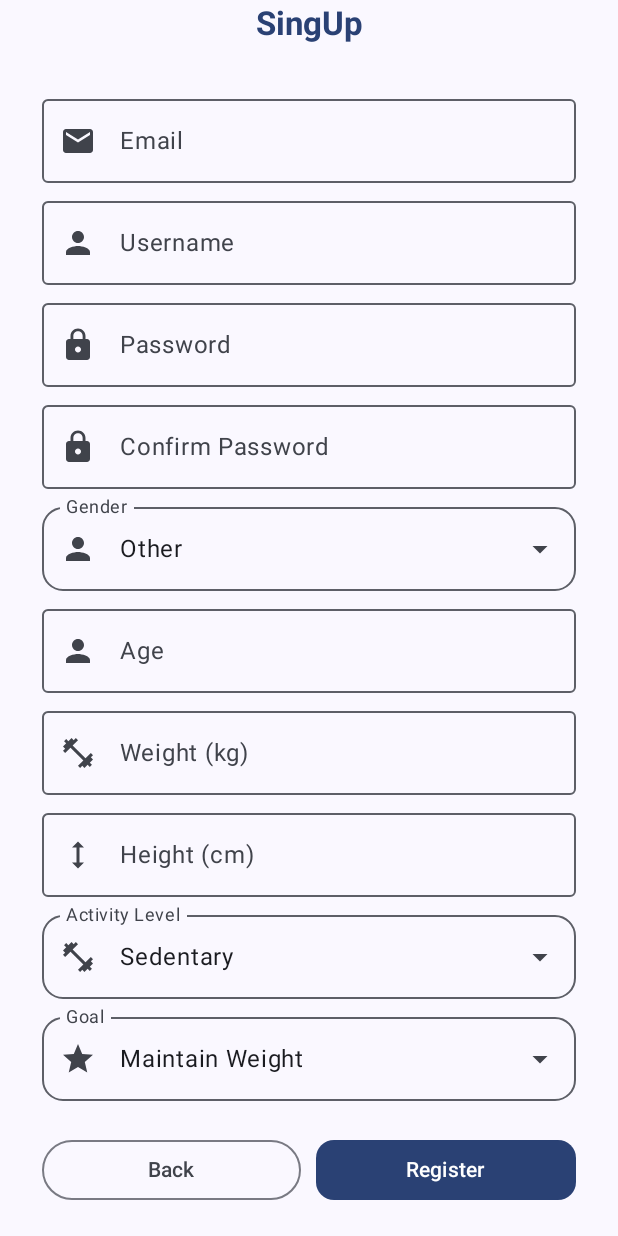
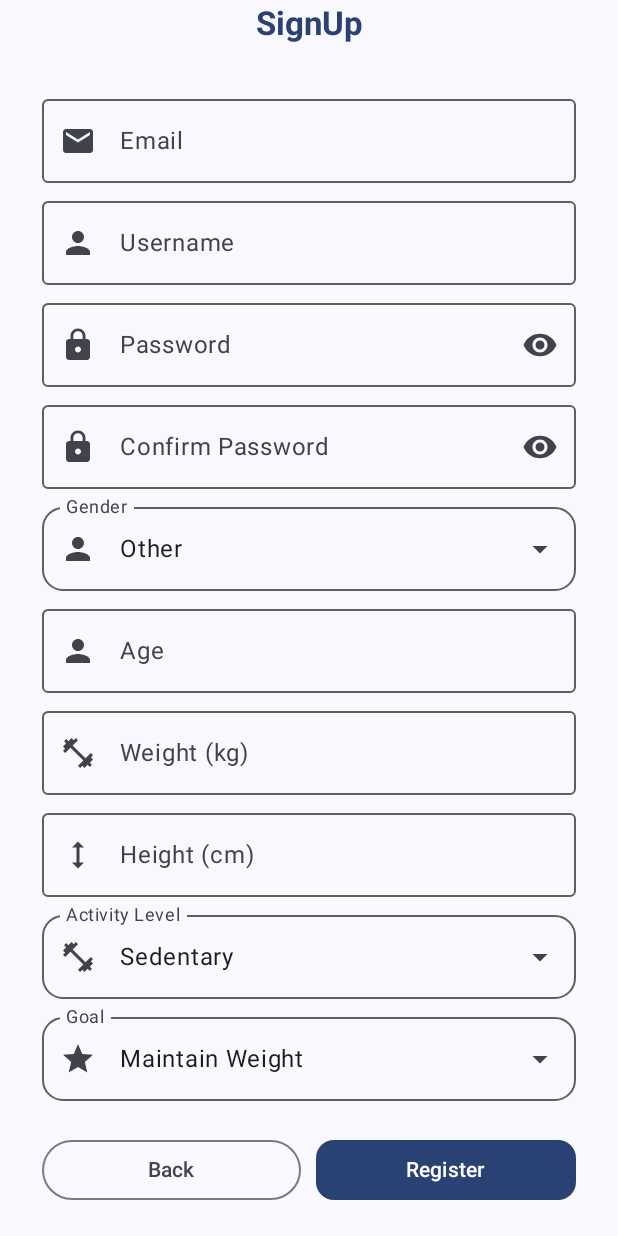
Before and after one commit to kolia202/Programmazione-Mobile, an Android app built with Jetpack Compose: the SignUpScreen screen opened through its navigation route, scrolled down 200 dp, on a phone screen of 412 x 824 dp. Run offline under Robolectric (Android 15) with nearby library versions, the phone set to English and light mode, and no system bars; our stand-ins replace Room's generated code.

Commit message:
register and login finish

```diff
--- a/app/src/main/java/com/example/myfitplan/ui/screens/login/LoginScreen.kt
+++ b/app/src/main/java/com/example/myfitplan/ui/screens/login/LoginScreen.kt
@@ -1,14 +1,16 @@
 package com.example.myfitplan.ui.screens.login
 
 import androidx.compose.foundation.Image
+import androidx.compose.foundation.background
 import androidx.compose.foundation.clickable
-import androidx.compose.foundation.background
 import androidx.compose.foundation.layout.*
 import androidx.compose.foundation.shape.CircleShape
 import androidx.compose.foundation.shape.RoundedCornerShape
 import androidx.compose.material.icons.Icons
 import androidx.compose.material.icons.filled.Email
 import androidx.compose.material.icons.filled.Lock
+import androidx.compose.material.icons.filled.Visibility
+import androidx.compose.material.icons.filled.VisibilityOff
 import androidx.compose.material3.*
 import androidx.compose.runtime.*
 import androidx.compose.ui.Alignment
@@ -17,6 +19,7 @@ import androidx.compose.ui.draw.clip
 import androidx.compose.ui.res.painterResource
 import androidx.compose.ui.text.font.FontWeight
 import androidx.compose.ui.text.input.PasswordVisualTransformation
+import androidx.compose.ui.text.input.VisualTransformation
 import androidx.compose.ui.unit.dp
 import androidx.compose.ui.unit.sp
 import androidx.navigation.NavController
@@ -31,6 +34,25 @@ fun LoginScreen(navController: NavController) {
 
     var email by remember { mutableStateOf("") }
     var password by remember { mutableStateOf("") }
+    var passwordVisible by remember { mutableStateOf(false) }
+    var rememberMe by remember { mutableStateOf(false) }
+    var initialLoad by remember { mutableStateOf(true) }
+
+    LaunchedEffect(Unit) {
+        if (initialLoad) {
+            val user = viewModel.loadLastUser()
+            if (user != null) {
+                email = user.email
+                password = user.password
+                rememberMe = true
+            } else {
+                email = ""
+                password = ""
+                rememberMe = false
+            }
+            initialLoad = false
+        }
+    }
 
     if (state.success) {
         LaunchedEffect(Unit) {
@@ -66,14 +88,13 @@ fun LoginScreen(navController: NavController) {
                 Box(
                     modifier = Modifier
                         .size(130.dp)
-                        .clip(CircleShape)
                         .background(MaterialTheme.colorScheme.primaryContainer.copy(alpha = 0.12f)),
                     contentAlignment = Alignment.Center
                 ) {
                     Image(
                         painter = painterResource(id = R.drawable.logo),
                         contentDescription = "App Logo",
-                        modifier = Modifier.size(300.dp)
+                        modifier = Modifier.size(100.dp)
                     )
                 }
                 Text(
@@ -84,7 +105,9 @@ fun LoginScreen(navController: NavController) {
                         color = MaterialTheme.colorScheme.primary
                     ),
                 )
-                Spacer(modifier = Modifier.height(30.dp))
+
+                Spacer(modifier = Modifier.height(20.dp))
+
                 OutlinedTextField(
                     value = email,
                     onValueChange = { email = it },
@@ -105,13 +128,37 @@ fun LoginScreen(navController: NavController) {
                     leadingIcon = {
                         Icon(Icons.Default.Lock, contentDescription = "Password Icon")
                     },
+                    trailingIcon = {
+                        IconButton(onClick = { passwordVisible = !passwordVisible }) {
+                            Icon(
+                                imageVector = if (passwordVisible) Icons.Default.VisibilityOff else Icons.Default.Visibility,
+                                contentDescription = if (passwordVisible) "Hide password" else "Show password"
+                            )
+                        }
+                    },
                     singleLine = true,
                     shape = RoundedCornerShape(14.dp),
                     modifier = Modifier
                         .fillMaxWidth()
                         .padding(vertical = 4.dp),
-                    visualTransformation = PasswordVisualTransformation()
+                    visualTransformation = if (passwordVisible) VisualTransformation.None else PasswordVisualTransformation()
                 )
+                Row(
+                    verticalAlignment = Alignment.CenterVertically,
+                    modifier = Modifier
+                        .fillMaxWidth()
+                        .padding(top = 8.dp, bottom = 16.dp)
+                ) {
+                    Checkbox(
+                        checked = rememberMe,
+                        onCheckedChange = { rememberMe = it }
+                    )
+                    Text(
+                        text = "Remember me",
+                        style = MaterialTheme.typography.bodyMedium,
+                        modifier = Modifier.padding(start = 8.dp)
+                    )
+                }
                 if (state.error != null) {
                     Text(
                         state.error ?: "",
@@ -123,7 +170,9 @@ fun LoginScreen(navController: NavController) {
                     )
                 }
                 Button(
-                    onClick = { viewModel.login(email, password) },
+                    onClick = {
+                        viewModel.login(email, password, rememberMe)
+                    },
                     shape = RoundedCornerShape(14.dp),
                     modifier = Modifier
                         .fillMaxWidth()
@@ -148,7 +197,7 @@ fun LoginScreen(navController: NavController) {
                     )
                     Spacer(modifier = Modifier.width(6.dp))
                     Text(
-                        text = "SingUp",
+                        text = "SignUp",
                         color = MaterialTheme.colorScheme.primary,
                         fontSize = 16.sp,
                         style = MaterialTheme.typography.bodyMedium.copy(fontWeight = FontWeight.Bold),
--- a/app/src/main/java/com/example/myfitplan/ui/screens/login/LoginViewModel.kt
+++ b/app/src/main/java/com/example/myfitplan/ui/screens/login/LoginViewModel.kt
@@ -7,6 +7,7 @@ import com.example.myfitplan.data.repositories.DatastoreRepository
 import com.example.myfitplan.data.repositories.MyFitPlanRepositories
 import kotlinx.coroutines.flow.MutableStateFlow
 import kotlinx.coroutines.flow.StateFlow
+import kotlinx.coroutines.flow.firstOrNull
 import kotlinx.coroutines.launch
 
 data class LoginState(
@@ -23,12 +24,20 @@ class LoginViewModel(
     private val _state = MutableStateFlow(LoginState())
     val state: StateFlow<LoginState> = _state
 
-    fun login(email: String, password: String) {
+    suspend fun loadLastUser(): User? {
+        return datastore.user.firstOrNull()
+    }
+
+    fun login(email: String, password: String, rememberMe: Boolean) {
         viewModelScope.launch {
             _state.value = LoginState(isLoading = true)
             try {
                 val user: User = repo.login(email, password)
-                datastore.saveUser(user)
+                if (rememberMe) {
+                    datastore.saveUser(user)
+                } else {
+                    datastore.removeUser()
+                }
                 _state.value = LoginState(success = true)
             } catch (e: Exception) {
                 _state.value = LoginState(error = "Login fallito: ${e.message}")
--- a/app/src/main/java/com/example/myfitplan/ui/screens/signUp/SignUpScreen.kt
+++ b/app/src/main/java/com/example/myfitplan/ui/screens/signUp/SignUpScreen.kt
@@ -17,6 +17,8 @@ import androidx.compose.material.icons.filled.Height
 import androidx.compose.material.icons.filled.Lock
 import androidx.compose.material.icons.filled.Person
 import androidx.compose.material.icons.filled.Star
+import androidx.compose.material.icons.filled.Visibility
+import androidx.compose.material.icons.filled.VisibilityOff
 import androidx.compose.material3.*
 import androidx.compose.runtime.*
 import androidx.compose.ui.Alignment
@@ -27,6 +29,7 @@ import androidx.compose.ui.res.painterResource
 import androidx.compose.ui.text.font.FontWeight
 import androidx.compose.ui.text.input.KeyboardType
 import androidx.compose.ui.text.input.PasswordVisualTransformation
+import androidx.compose.ui.text.input.VisualTransformation
 import androidx.compose.ui.unit.dp
 import androidx.compose.ui.unit.sp
 import androidx.navigation.NavController
@@ -40,9 +43,12 @@ fun SignUpScreen(navController: NavController) {
     val viewModel: SignUpViewModel = koinViewModel()
     val state by viewModel.uiState.collectAsState()
 
+    var passwordVisible by remember { mutableStateOf(false) }
+    var confirmPasswordVisible by remember { mutableStateOf(false) }
+
     LaunchedEffect(state.success) {
         if (state.success) {
-            navController.navigate(MyFitPlanRoute.Theme) {
+            navController.navigate(MyFitPlanRoute.Login) {
                 popUpTo(MyFitPlanRoute.SignUp) { inclusive = true }
             }
         }
@@ -71,7 +77,6 @@ fun SignUpScreen(navController: NavController) {
             Box(
                 modifier = Modifier
                     .size(110.dp)
-                    .clip(CircleShape)
                     .background(Color.White),
                 contentAlignment = Alignment.Center
             ) {
@@ -83,7 +88,7 @@ fun SignUpScreen(navController: NavController) {
             }
 
             Text(
-                text = "SingUp",
+                text = "SignUp",
                 style = MaterialTheme.typography.headlineLarge.copy(
                     fontWeight = FontWeight.Bold,
                     fontSize = 22.sp,
@@ -121,7 +126,15 @@ fun SignUpScreen(navController: NavController) {
                 label = { Text("Password") },
                 leadingIcon = { Icon(Icons.Default.Lock, null) },
                 singleLine = true,
-                visualTransformation = PasswordVisualTransformation(),
+                visualTransformation = if (passwordVisible) VisualTransformation.None else PasswordVisualTransformation(),
+                trailingIcon = {
+                    IconButton(onClick = { passwordVisible = !passwordVisible }) {
+                        Icon(
+                            imageVector = if (passwordVisible) Icons.Default.VisibilityOff else Icons.Default.Visibility,
+                            contentDescription = if (passwordVisible) "Hide password" else "Show password"
+                        )
+                    }
+                },
                 modifier = Modifier
                     .fillMaxWidth()
                     .padding(vertical = 2.dp)
@@ -133,7 +146,15 @@ fun SignUpScreen(navController: NavController) {
                 label = { Text("Confirm Password") },
                 leadingIcon = { Icon(Icons.Default.Lock, null) },
                 singleLine = true,
-                visualTransformation = PasswordVisualTransformation(),
+                visualTransformation = if (confirmPasswordVisible) VisualTransformation.None else PasswordVisualTransformation(),
+                trailingIcon = {
+                    IconButton(onClick = { confirmPasswordVisible = !confirmPasswordVisible }) {
+                        Icon(
+                            imageVector = if (confirmPasswordVisible) Icons.Default.VisibilityOff else Icons.Default.Visibility,
+                            contentDescription = if (confirmPasswordVisible) "Hide password" else "Show password"
+                        )
+                    }
+                },
                 modifier = Modifier
                     .fillMaxWidth()
                     .padding(vertical = 2.dp)
```
